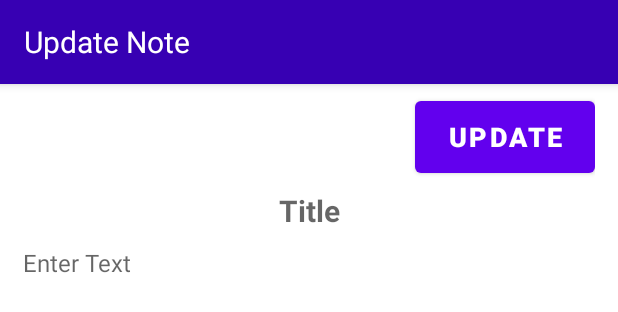
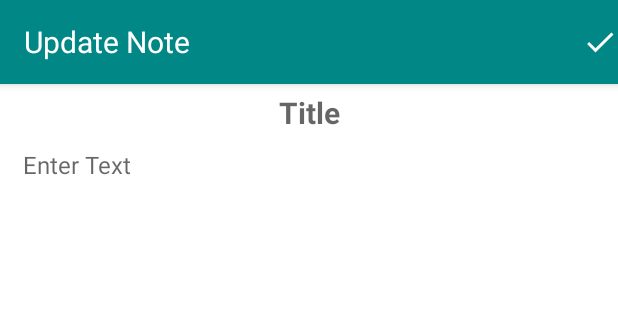
Before and after one commit to islombeknasriddinov/Android_MVI, an Android app: the layout activity_edit.xml on its own in the app's theme, with its tools: preview values and no code run, on a phone screen of 412 x 824 dp. Shown: the top 312 px of the screen. Run offline under Robolectric (Android 15) with nearby library versions, the phone set to English and light mode, and no system bars.

Commit message:
fixed some bugs

```diff
--- a/app/src/main/java/com/example/android_mvi/activity/create/CreateActivity.kt
+++ b/app/src/main/java/com/example/android_mvi/activity/create/CreateActivity.kt
@@ -6,6 +6,7 @@ import android.os.Bundle
 import android.util.Log
 import android.widget.Button
 import android.widget.EditText
+import android.widget.ImageView
 import androidx.lifecycle.ViewModelProvider
 import androidx.lifecycle.lifecycleScope
 import com.example.android_mvi.R
@@ -16,6 +17,7 @@ import com.example.android_mvi.network.RetrofitBuilder
 import com.example.android_mvi.activity.create.helper.CreateHelperImpl
 import com.example.android_mvi.activity.create.intenstate.CreateState
 import com.example.android_mvi.activity.create.viewModel.CreateViewModelFactory
+import com.google.android.material.floatingactionbutton.FloatingActionButton
 import kotlinx.coroutines.launch
 
 class CreateActivity : AppCompatActivity() {
@@ -61,7 +63,7 @@ class CreateActivity : AppCompatActivity() {
 
         val edt_title = findViewById<EditText>(R.id.edt_title)
         val edt_body = findViewById<EditText>(R.id.edt_message)
-        val b_create = findViewById<Button>(R.id.b_create_post)
+        val b_create = findViewById<ImageView>(R.id.b_create_post)
 
         b_create.setOnClickListener {
             if (edt_title.text.isNotEmpty() && edt_body.text.isNotEmpty()){
--- a/app/src/main/java/com/example/android_mvi/activity/edit/EditActivity.kt
+++ b/app/src/main/java/com/example/android_mvi/activity/edit/EditActivity.kt
@@ -6,6 +6,7 @@ import android.os.Bundle
 import android.util.Log
 import android.widget.Button
 import android.widget.EditText
+import android.widget.ImageView
 import androidx.lifecycle.ViewModelProvider
 import androidx.lifecycle.lifecycleScope
 import com.example.android_mvi.R
@@ -59,7 +60,7 @@ class EditActivity : AppCompatActivity() {
 
         val edt_title = findViewById<EditText>(R.id.edt_title)
         val edt_body = findViewById<EditText>(R.id.edt_message)
-        val b_update = findViewById<Button>(R.id.b_update_post)
+        val b_update = findViewById<ImageView>(R.id.b_update_post)
         var post: Post = intent.getSerializableExtra("post") as Post
         edt_title.setText(post.title)
         edt_body.setText(post.body)
--- a/app/src/main/java/com/example/android_mvi/adapter/PostAdapter.kt
+++ b/app/src/main/java/com/example/android_mvi/adapter/PostAdapter.kt
@@ -9,7 +9,7 @@ import android.widget.LinearLayout
 import android.widget.TextView
 import androidx.recyclerview.widget.RecyclerView
 import com.example.android_mvi.R
-import com.example.android_mvi.activity.MainActivity
+import com.example.android_mvi.activity.main.MainActivity
 import com.example.android_mvi.model.Post
 import com.example.android_mvi.utils.Utils
 
--- a/app/src/main/java/com/example/android_mvi/activity/main/intentstate/MainState.kt
+++ b/app/src/main/res/drawable/ic_baseline_done_24.xml
@@ -1,13 +1,9 @@
-package com.example.android_mvi.activity.main.intentstate
-
-import com.example.android_mvi.model.Post
-
-sealed class MainState {
-    object Init : MainState()
-    object Lading : MainState()
-
-    data class AllPost(val posts: ArrayList<Post>): MainState()
-    data class DeletePost(val post: Post) : MainState()
-
-    data class Error(val error: String?): MainState()
-}
+<vector xmlns:android="http://schemas.android.com/apk/res/android"
+    android:width="24dp"
+    android:height="24dp"
+    android:viewportWidth="24"
+    android:viewportHeight="24">
+    <path
+        android:fillColor="@android:color/white"
+        android:pathData="M9,16.2L4.8,12l-1.4,1.4L9,19 21,7l-1.4,-1.4L9,16.2z" />
+</vector>
--- a/app/src/main/res/layout/activity_detail.xml
+++ b/app/src/main/res/layout/activity_detail.xml
@@ -13,7 +13,7 @@
         <androidx.appcompat.widget.Toolbar
             android:layout_width="match_parent"
             android:layout_height="?attr/actionBarSize"
-            android:background="@color/purple_700">
+            android:background="@color/teal_700">
 
             <LinearLayout
                 android:layout_width="match_parent"
--- a/app/src/main/res/layout/activity_edit.xml
+++ b/app/src/main/res/layout/activity_edit.xml
@@ -13,7 +13,7 @@
         <androidx.appcompat.widget.Toolbar
             android:layout_width="match_parent"
             android:layout_height="?attr/actionBarSize"
-            android:background="@color/purple_700">
+            android:background="@color/teal_700">
 
             <LinearLayout
                 android:layout_width="match_parent"
@@ -21,12 +21,20 @@
                 android:gravity="center_vertical">
 
                 <TextView
-                    android:layout_width="wrap_content"
+                    android:layout_width="0dp"
+                    android:layout_weight="1"
                     android:layout_height="wrap_content"
                     android:text="Update Note"
                     android:textColor="@color/white"
                     android:textSize="20sp"
                     android:textStyle="normal" />
+
+                <ImageView
+                    android:id="@+id/b_update_post"
+                    android:src="@drawable/ic_baseline_done_24"
+                    android:layout_gravity="center"
+                    android:layout_width="wrap_content"
+                    android:layout_height="wrap_content"/>
 
             </LinearLayout>
 
@@ -44,24 +52,6 @@
             android:layout_height="match_parent"
             android:layout_marginHorizontal="15sp"
             android:orientation="vertical">
-
-            <FrameLayout
-                android:layout_width="match_parent"
-                android:layout_height="wrap_content"
-                android:layout_marginTop="5dp">
-
-                <Button
-                    android:id="@+id/b_update_post"
-                    android:layout_width="120dp"
-                    android:layout_height="60dp"
-                    android:layout_gravity="right"
-                    android:gravity="center"
-                    android:text="Update"
-                    android:textColor="@color/white"
-                    android:textSize="18sp"
-                    android:textStyle="bold" />
-
-            </FrameLayout>
 
             <EditText
                 android:id="@+id/edt_title"
```
Also changed, not shown: app/src/main/AndroidManifest.xml (+11 -1 lines), app/src/main/java/com/example/android_mvi/activity/MainActivity.kt (deleted, +0 -130 lines), app/src/main/java/com/example/android_mvi/activity/main/MainActivity.kt (+127 -1 lines), app/src/main/res/drawable-v24/ic_add_black.xml (+8 -4 lines), app/src/main/res/layout/activity_create.xml (+7 -10 lines).
